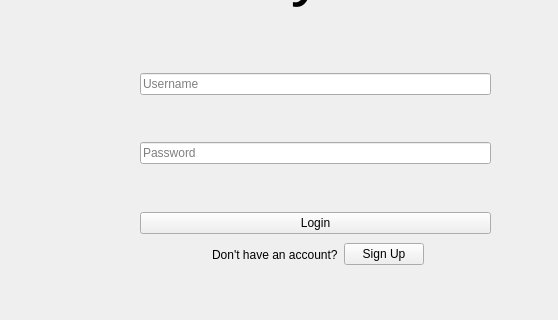
Old version of the form login_window.ui in the repository kechangdev/Easychat; both pictures show x 0 to 558 and y 109 to 429 of the 651 by 429 pixel window.
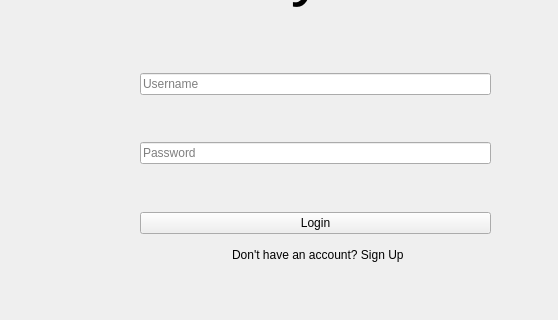
New version of the form.

Patch:
```diff
--- a/login_window.ui
+++ b/login_window.ui
@@ -168,14 +168,7 @@
      <item>
       <widget class="QLabel" name="signup_label">
        <property name="text">
-        <string>Don't have an account?</string>
-       </property>
-      </widget>
-     </item>
-     <item>
-      <widget class="QPushButton" name="signup_button">
-       <property name="text">
-        <string>Sign Up</string>
+        <string>Don't have an account? Sign Up</string>
        </property>
       </widget>
      </item>
```
Left out of the diff: 3 changed lines with no effect on the pictures.
